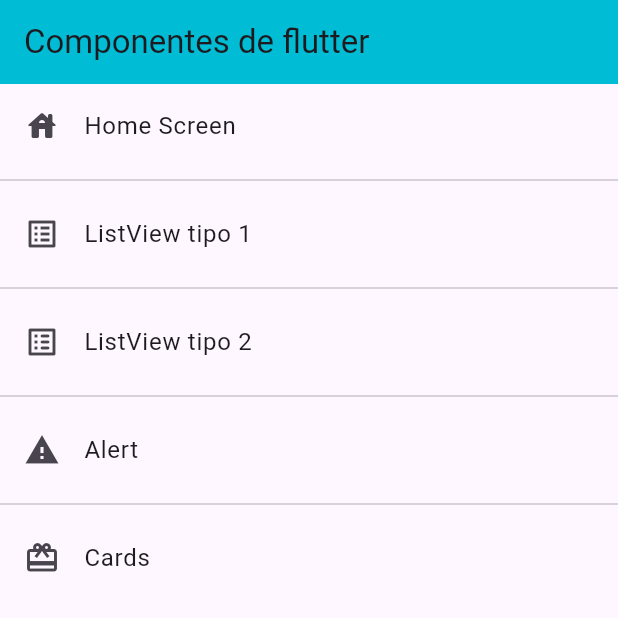
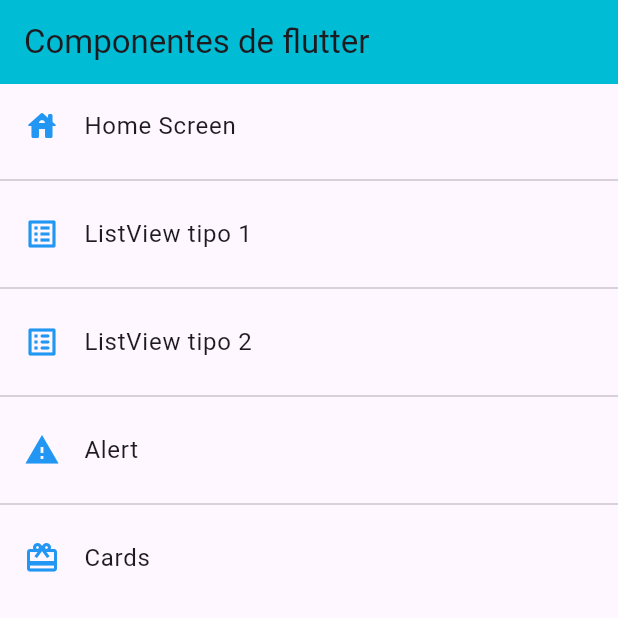
Before and after one commit to Castellon-ACM/fl_components, a Flutter app: the screen it shows after launch, on a phone screen of 412 x 824 dp, the top half of it. Run offline on Flutter 3.47's test engine with Material 3 defaults, Android fonts, the phone set to English and light mode, and no system bars.

Commit message:
Arreglo las rutas de los screens y modifico el tema del appBar

```diff
--- a/lib/main.dart
+++ b/lib/main.dart
@@ -1,4 +1,5 @@
 import 'package:fl_components/routes/app_routes.dart';
+import 'package:fl_components/theme/app_theme.dart';
 import 'package:flutter/material.dart';
 import 'screens/screen.dart';
 
@@ -16,6 +17,7 @@ class MyApp extends StatelessWidget {
       initialRoute: AppRoutes.initialRoute,
       routes: AppRoutes.getAppRoutes(),
         onGenerateRoute: AppRoutes.onGenerateRoute,
+        theme: AppTheme.lightTheme,
     );
 
   }
--- a/lib/routes/app_routes.dart
+++ b/lib/routes/app_routes.dart
@@ -15,22 +15,22 @@ static final MenuOptions = <MenuOption>[
     route: 'listview1',
     icon: Icons.list_alt_outlined,
     name: 'ListView tipo 1',
-    screen: const HomeScreen()),
+    screen: const Listview1Screen()),
      MenuOption(
     route: 'listview2',
     icon: Icons.list_alt_rounded,
     name: 'ListView tipo 2',
-    screen: const HomeScreen()),
+    screen: const Listview2Screen()),
      MenuOption(
     route: 'alert',
     icon: Icons.warning,
     name: 'Alert',
-    screen: const HomeScreen()),
+    screen: const AlertScreen()),
      MenuOption(
     route: 'card',
     icon: Icons.card_giftcard,
     name: 'Cards',
-    screen: const HomeScreen())
+    screen: const CardScreen())
 ];
 
   static Map<String, Widget Function(BuildContext)> getAppRoutes(){
--- a/lib/screens/home_screen.dart
+++ b/lib/screens/home_screen.dart
@@ -11,7 +11,7 @@ class HomeScreen extends StatelessWidget {
     return Scaffold(
       appBar: AppBar(
         title: const Text('Componentes de flutter'),
-        backgroundColor: Colors.cyan,
+        //backgroundColor: Colors.cyan,
       ),
       body: ListView.separated(itemBuilder: (context,index)=>ListTile(
         leading: Icon(AppRoutes.MenuOptions[index].icon),
--- /dev/null
+++ b/lib/theme/app_theme.dart
@@ -0,0 +1,16 @@
+import 'package:flutter/material.dart';
+
+class AppTheme {
+   static const Color primary = Colors.cyan;
+   static final ThemeData lightTheme = ThemeData.light().copyWith(
+
+    primaryColor: Colors.cyan,
+          // Template appbar
+          appBarTheme: const AppBarTheme(
+            color: Colors.cyan,
+          ),
+          listTileTheme: const ListTileThemeData(
+            iconColor: Colors.blue,
+          )
+        );
+}
```
